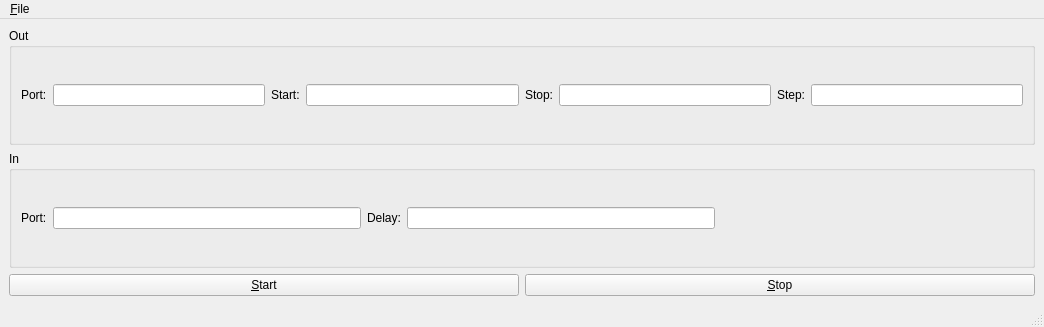
First picture: the form in view/GUI/scan_window.ui, repository PFTL/FOTEC_06_19, before the edit.
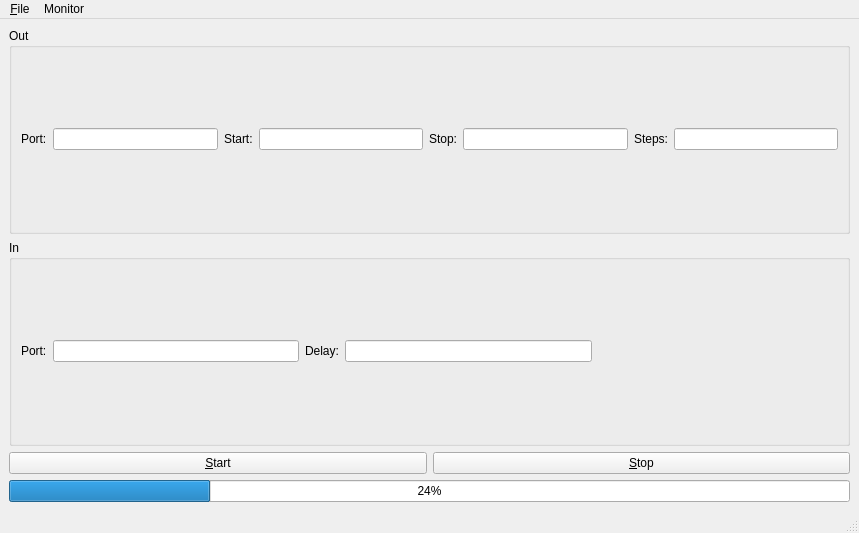
Second picture: the form after the edit.

The edit to the form file:
```diff
--- a/view/GUI/scan_window.ui
+++ b/view/GUI/scan_window.ui
@@ -6,8 +6,8 @@
    <rect>
     <x>0</x>
     <y>0</y>
-    <width>1044</width>
-    <height>327</height>
+    <width>859</width>
+    <height>533</height>
    </rect>
   </property>
   <property name="windowTitle">
@@ -30,7 +30,7 @@
        <item row="1" column="6">
         <widget class="QLabel" name="label_4">
          <property name="text">
-          <string>Step:</string>
+          <string>Steps:</string>
          </property>
         </widget>
        </item>
@@ -162,6 +162,13 @@
       </item>
      </layout>
     </item>
+    <item>
+     <widget class="QProgressBar" name="scan_progress_bar">
+      <property name="value">
+       <number>24</number>
+      </property>
+     </widget>
+    </item>
    </layout>
   </widget>
   <widget class="QMenuBar" name="menubar">
@@ -169,7 +176,7 @@
     <rect>
      <x>0</x>
      <y>0</y>
-     <width>1044</width>
+     <width>859</width>
      <height>26</height>
     </rect>
    </property>
@@ -179,7 +186,16 @@
     </property>
     <addaction name="action_Save"/>
    </widget>
+   <widget class="QMenu" name="menuMonitor">
+    <property name="title">
+     <string>Monitor</string>
+    </property>
+    <addaction name="actionShow_Monitor"/>
+    <addaction name="actionStart_Monitor"/>
+    <addaction name="actionStop_Monitor"/>
+   </widget>
    <addaction name="menuFile"/>
+   <addaction name="menuMonitor"/>
   </widget>
   <widget class="QStatusBar" name="statusbar"/>
   <action name="action_Save">
```
Left out of the diff: 19 changed lines with no effect on the pictures.
